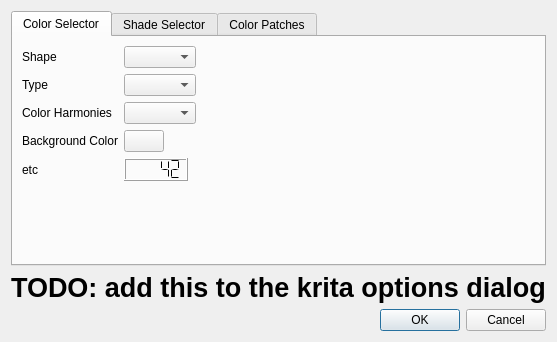
Qt form krita/plugins/extensions/dockers/colorselectorng/wdg_color_selector_settings.ui (KDE/krita) before a commit.
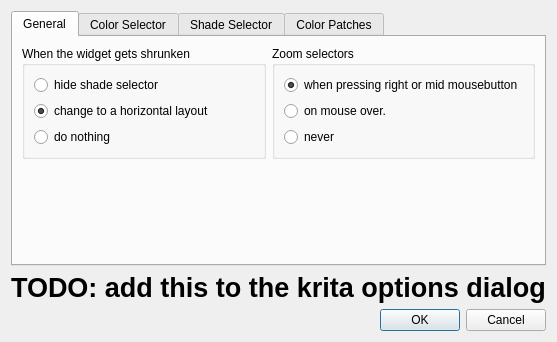
The same form after that commit. Custom widgets are drawn as their Qt base class.

Commit message: o) added a general tab in the settings and moved some elements o) added possibility to popup on mouse over o) added configuration option for popup, default is on right or middle click

Diff of the .ui file:
```diff
--- a/krita/plugins/extensions/dockers/colorselectorng/wdg_color_selector_settings.ui
+++ b/krita/plugins/extensions/dockers/colorselectorng/wdg_color_selector_settings.ui
@@ -19,6 +19,108 @@
      <property name="currentIndex">
       <number>0</number>
      </property>
+     <widget class="QWidget" name="tab_4">
+      <attribute name="title">
+       <string>General</string>
+      </attribute>
+      <layout class="QGridLayout" name="gridLayout_3">
+       <item row="0" column="0">
+        <widget class="QGroupBox" name="groupBox_3">
+         <property name="title">
+          <string>When the widget gets shrunken</string>
+         </property>
+         <layout class="QVBoxLayout" name="verticalLayout_7">
+          <item>
+           <widget class="QRadioButton" name="shadeSelectorHideable">
+            <property name="text">
+             <string>hide shade selector</string>
+            </property>
+           </widget>
+          </item>
+          <item>
+           <widget class="QRadioButton" name="allowHorizontalLayout">
+            <property name="text">
+             <string>change to a horizontal layout</string>
+            </property>
+            <property name="checked">
+             <bool>true</bool>
+            </property>
+           </widget>
+          </item>
+          <item>
+           <widget class="QRadioButton" name="radioButton">
+            <property name="text">
+             <string>do nothing</string>
+            </property>
+            <property name="checked">
+             <bool>false</bool>
+            </property>
+           </widget>
+          </item>
+         </layout>
+        </widget>
+       </item>
+       <item row="0" column="1">
+        <widget class="QGroupBox" name="groupBox_4">
+         <property name="title">
+          <string>Zoom selectors</string>
+         </property>
+         <layout class="QVBoxLayout" name="verticalLayout_8">
+          <item>
+           <widget class="QRadioButton" name="popupOnMouseClick">
+            <property name="text">
+             <string notr="true">when pressing right or mid mousebutton</string>
+            </property>
+            <property name="checked">
+             <bool>true</bool>
+            </property>
+           </widget>
+          </item>
+          <item>
+           <widget class="QRadioButton" name="popupOnMouseOver">
+            <property name="text">
+             <string>on mouse over.</string>
+            </property>
+           </widget>
+          </item>
+          <item>
+           <widget class="QRadioButton" name="radioButton_4">
+            <property name="text">
+             <string>never</string>
+            </property>
+           </widget>
+          </item>
+         </layout>
+        </widget>
+       </item>
+       <item row="1" column="0">
+        <spacer name="verticalSpacer_4">
+         <property name="orientation">
+          <enum>Qt::Vertical</enum>
+         </property>
+         <property name="sizeHint" stdset="0">
+          <size>
+           <width>20</width>
+           <height>78</height>
+          </size>
+         </property>
+        </spacer>
+       </item>
+       <item row="1" column="1">
+        <spacer name="verticalSpacer_5">
+         <property name="orientation">
+          <enum>Qt::Vertical</enum>
+         </property>
+         <property name="sizeHint" stdset="0">
+          <size>
+           <width>20</width>
+           <height>78</height>
+          </size>
+         </property>
+        </spacer>
+       </item>
+      </layout>
+     </widget>
      <widget class="QWidget" name="tab">
       <attribute name="title">
        <string>Color Selector</string>
@@ -149,40 +251,6 @@
          </item>
         </layout>
        </item>
-       <item>
-        <widget class="QLabel" name="label_9">
-         <property name="text">
-          <string>When the widget gets shrunken</string>
-         </property>
-        </widget>
-       </item>
-       <item>
-        <widget class="QRadioButton" name="shadeSelectorHideable">
-         <property name="text">
-          <string>hide shade selector</string>
-         </property>
-        </widget>
-       </item>
-       <item>
-        <widget class="QRadioButton" name="allowHorizontalLayout">
-         <property name="text">
-          <string>change to a horizontal layout</string>
-         </property>
-         <property name="checked">
-          <bool>true</bool>
-         </property>
-        </widget>
-       </item>
-       <item>
-        <widget class="QRadioButton" name="radioButton">
-         <property name="text">
-          <string>do nothing</string>
-         </property>
-         <property name="checked">
-          <bool>false</bool>
-         </property>
-        </widget>
-       </item>
        <item>
         <spacer name="verticalSpacer_3">
          <property name="orientation">
```
The commit also changes 5 other files.
